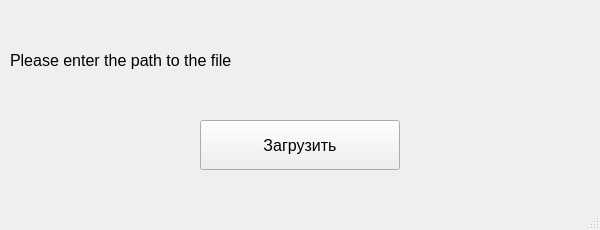
Qt form Hackathon/qlabel.ui (Vovadoes/Hackathon) before a commit.
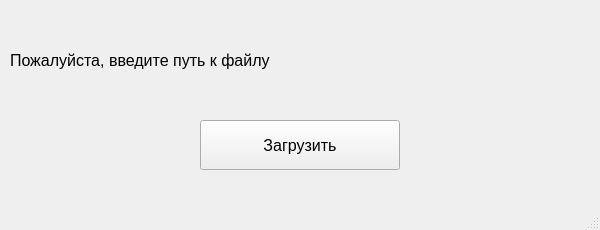
The same form after that commit.

```diff
--- a/Hackathon/qlabel.ui
+++ b/Hackathon/qlabel.ui
@@ -29,7 +29,7 @@
      </font>
     </property>
     <property name="text">
-     <string>Please enter the path to the file</string>
+     <string>Пожалуйста, введите путь к файлу</string>
     </property>
    </widget>
    <widget class="QPushButton" name="pushButton">
```
